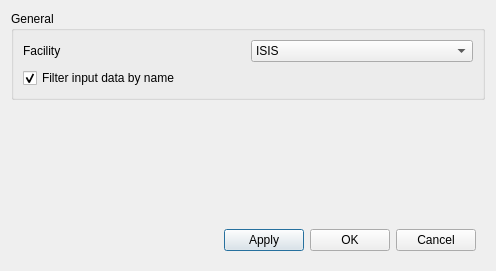
Qt form qt/scientific_interfaces/Indirect/IndirectSettings.ui (mantidproject/mantid) before a commit.
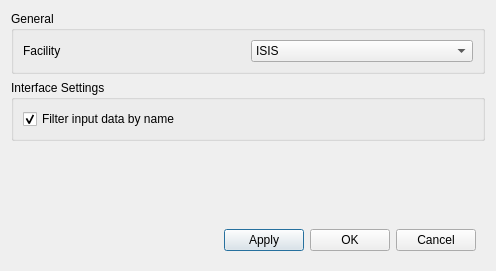
The same form after that commit.

Commit message: Refs #24735. Connect settings button to the dialog

The edit to the form file:
```diff
--- a/qt/scientific_interfaces/Indirect/IndirectSettings.ui
+++ b/qt/scientific_interfaces/Indirect/IndirectSettings.ui
@@ -57,7 +57,16 @@
         </property>
        </widget>
       </item>
-      <item row="2" column="0">
+     </layout>
+    </widget>
+   </item>
+   <item>
+    <widget class="QGroupBox" name="gbInterfaceSettings">
+     <property name="title">
+      <string>Interface Settings</string>
+     </property>
+     <layout class="QVBoxLayout" name="verticalLayout_2">
+      <item>
        <widget class="QCheckBox" name="ckFilterDataNames">
         <property name="text">
          <string>Filter input data by name</string>
```
The commit also changes 15 other files.
